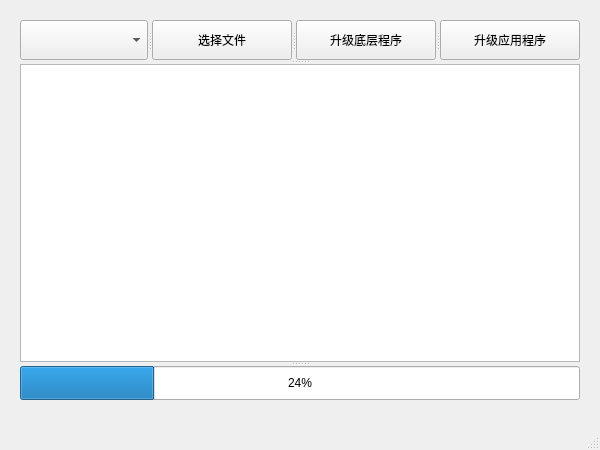
Above: mainwindow.ui from mlzmxy/UpgradeFlash before the change. Below: the same form after it.
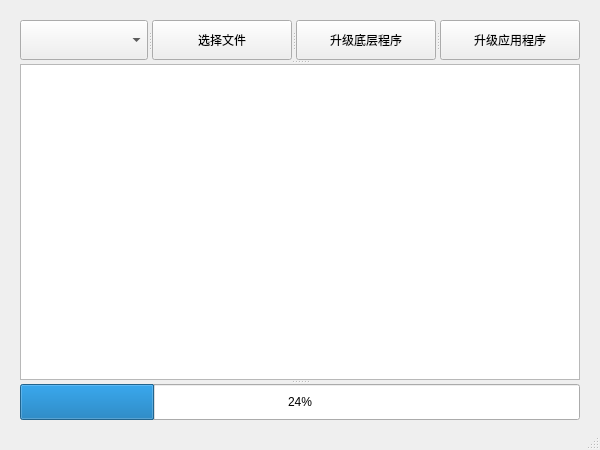
That is the form after the change.

Diff of the .ui file:
```diff
--- a/mainwindow.ui
+++ b/mainwindow.ui
@@ -32,19 +32,19 @@
       <x>20</x>
       <y>20</y>
       <width>560</width>
-      <height>380</height>
+      <height>400</height>
      </rect>
     </property>
     <property name="minimumSize">
      <size>
       <width>560</width>
-      <height>380</height>
+      <height>400</height>
      </size>
     </property>
     <property name="maximumSize">
      <size>
       <width>560</width>
-      <height>16777215</height>
+      <height>400</height>
      </size>
     </property>
     <property name="orientation">
```
